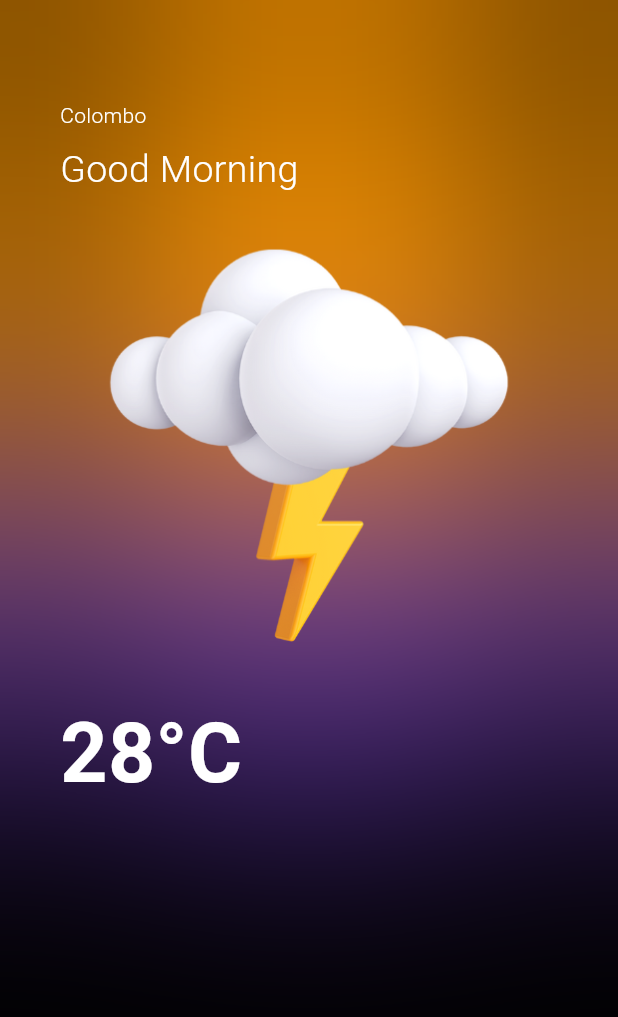
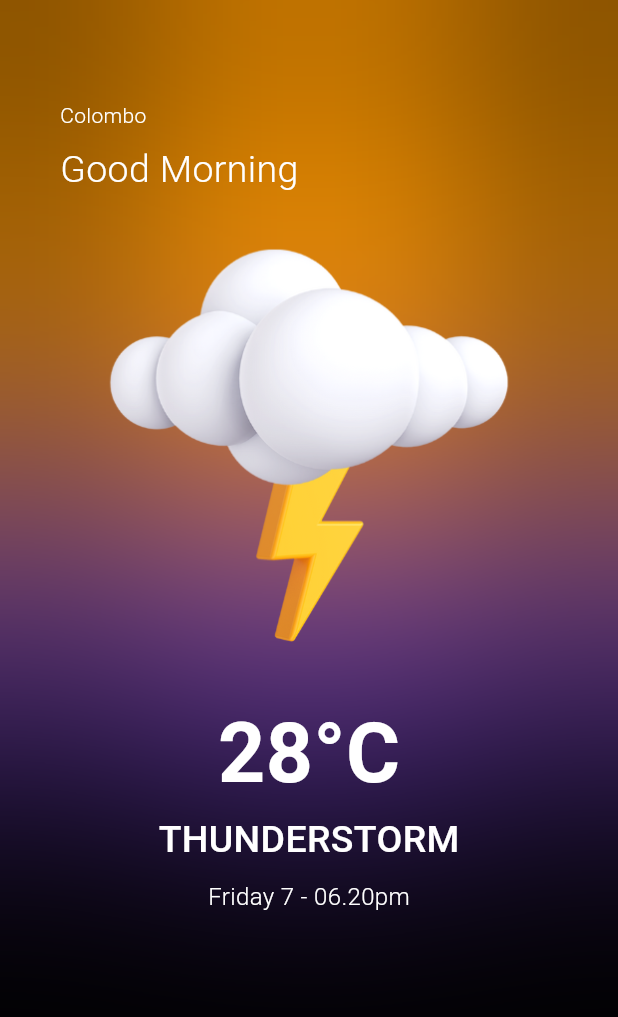
Before and after one commit to NovaLogics/weather-now-flutter-app, a Flutter app: the screen it shows after launch, on a phone screen of 412 x 824 dp. Shown: the top 1017 px of the screen. Run offline on Flutter 3.47's test engine with Material 3 defaults, Android fonts, the phone set to English and light mode, and no system bars; our stand-ins replace bloc, equatable.

Commit message:
feat [ui]: Complete home UI main  column components

```diff
--- a/lib/screens/home_screen.dart
+++ b/lib/screens/home_screen.dart
@@ -78,16 +78,40 @@ class HomeScreen extends StatelessWidget {
                       ),
                     ),
                     Image.asset(
-                      "assets/1.png"
+                      "assets/1.png",
                     ),
-                    const Text(
-                      "28°C",
-                      style: TextStyle(
-                        color: Colors.white,
-                        fontSize: 55,
-                        fontWeight: FontWeight.w600,
+                    const Center(
+                      child: Text(
+                        "28°C",
+                        style: TextStyle(
+                          color: Colors.white,
+                          fontSize: 55,
+                          fontWeight: FontWeight.w600,
+                        ),
                       ),
                     ),
+                    const Center(
+                      child: Text(
+                        "THUNDERSTORM",
+                        style: TextStyle(
+                          color: Colors.white,
+                          fontSize: 25,
+                          fontWeight: FontWeight.w500,
+                        ),
+                      ),
+                    ),
+                    const SizedBox(height: 8),
+                    const Center(
+                      child: Text(
+                        "Friday 7 - 06.20pm",
+                        style: TextStyle(
+                          color: Colors.white,
+                          fontSize: 16,
+                          fontWeight: FontWeight.w300,
+                        ),
+                      ),
+                    ),
+                      const SizedBox(height: 30),
                   ],
                 ),
               )
```
